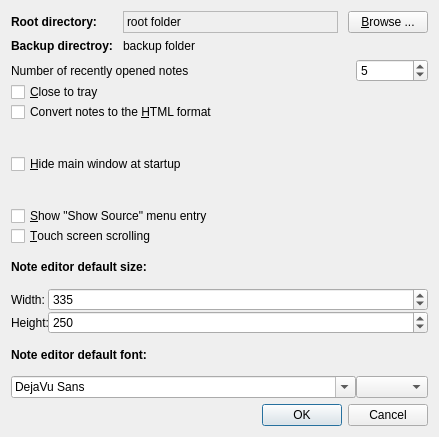
Above: src/ui/preferences.ui from hakaishi/nobleNote before the change. Below: the same form after it.
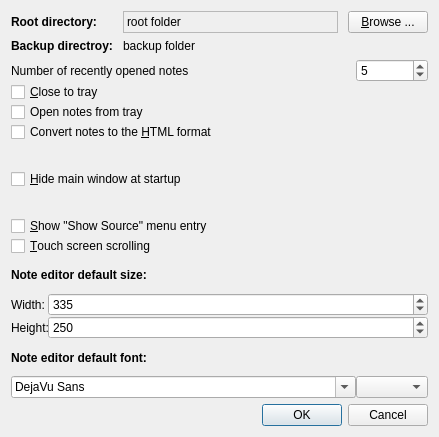
That is the form after the change. Icons and pictures are not drawn.

Commit message: added pref entry to enable open notes from tray

What changed in the file:
```diff
--- a/src/ui/preferences.ui
+++ b/src/ui/preferences.ui
@@ -52,53 +52,7 @@
    </item>
    <item row="3" column="0" colspan="3">
     <layout class="QGridLayout" name="gridLayout_2">
-     <item row="9" column="0">
-      <widget class="QLabel" name="label_5">
-       <property name="font">
-        <font>
-         <weight>75</weight>
-         <bold>true</bold>
-        </font>
-       </property>
-       <property name="text">
-        <string>Note editor default font:</string>
-       </property>
-      </widget>
-     </item>
-     <item row="10" column="0">
-      <widget class="QFontComboBox" name="fontComboBox">
-       <property name="currentFont">
-        <font>
-         <family>DejaVu Sans</family>
-         <pointsize>10</pointsize>
-        </font>
-       </property>
-      </widget>
-     </item>
-     <item row="7" column="0" colspan="2">
-      <widget class="QLabel" name="label_2">
-       <property name="font">
-        <font>
-         <weight>75</weight>
-         <bold>true</bold>
-        </font>
-       </property>
-       <property name="text">
-        <string>Note editor default size:</string>
-       </property>
-      </widget>
-     </item>
-     <item row="1" column="0" colspan="2">
-      <widget class="QCheckBox" name="dontQuit">
-       <property name="toolTip">
-        <string/>
-       </property>
-       <property name="text">
-        <string>&amp;Close to tray</string>
-       </property>
-      </widget>
-     </item>
-     <item row="8" column="0" colspan="2">
+     <item row="10" column="0" colspan="2">
       <layout class="QFormLayout" name="formLayout">
        <property name="sizeConstraint">
         <enum>QLayout::SetDefaultConstraint</enum>
@@ -145,7 +99,25 @@
        </item>
       </layout>
      </item>
-     <item row="2" column="0" colspan="2">
+     <item row="6" column="0" colspan="2">
+      <widget class="QCheckBox" name="showSource">
+       <property name="text">
+        <string>&amp;Show &quot;Show Source&quot; menu entry</string>
+       </property>
+      </widget>
+     </item>
+     <item row="4" column="0" rowspan="2" colspan="2">
+      <widget class="QCheckBox" name="silentStart">
+       <property name="toolTip">
+        <string>Do not show the main interface and notes on startup.
+(Minimized to tray icon)</string>
+       </property>
+       <property name="text">
+        <string>&amp;Hide main window at startup</string>
+       </property>
+      </widget>
+     </item>
+     <item row="3" column="0" colspan="2">
       <widget class="QCheckBox" name="convertNotes">
        <property name="toolTip">
         <string>Automatically convert non-HTML notes to the HTML format. If disabled, non-HTML notes are opened read only.</string>
@@ -155,23 +127,6 @@
        </property>
       </widget>
      </item>
-     <item row="0" column="0">
-      <widget class="QLabel" name="label_6">
-       <property name="text">
-        <string>Number of recently opened notes</string>
-       </property>
-      </widget>
-     </item>
-     <item row="10" column="1">
-      <widget class="QComboBox" name="fontSizeComboBox">
-       <property name="sizePolicy">
-        <sizepolicy hsizetype="Fixed" vsizetype="Fixed">
-         <horstretch>0</horstretch>
-         <verstretch>0</verstretch>
-        </sizepolicy>
-       </property>
-      </widget>
-     </item>
      <item row="0" column="1">
       <widget class="QSpinBox" name="recentSpin">
        <property name="maximum">
@@ -182,7 +137,27 @@
        </property>
       </widget>
      </item>
-     <item row="6" column="0" colspan="2">
+     <item row="1" column="0" colspan="2">
+      <widget class="QCheckBox" name="dontQuit">
+       <property name="toolTip">
+        <string/>
+       </property>
+       <property name="text">
+        <string>&amp;Close to tray</string>
+       </property>
+      </widget>
+     </item>
+     <item row="12" column="0">
+      <widget class="QFontComboBox" name="fontComboBox">
+       <property name="currentFont">
+        <font>
+         <family>DejaVu Sans</family>
+         <pointsize>10</pointsize>
+        </font>
+       </property>
+      </widget>
+     </item>
+     <item row="7" column="0" colspan="2">
       <widget class="QCheckBox" name="kineticScrolling">
        <property name="toolTip">
         <string notr="true">Enables drag to scroll</string>
@@ -192,21 +167,56 @@
        </property>
       </widget>
      </item>
-     <item row="3" column="0" rowspan="2" colspan="2">
-      <widget class="QCheckBox" name="silentStart">
+     <item row="12" column="1">
+      <widget class="QComboBox" name="fontSizeComboBox">
+       <property name="sizePolicy">
+        <sizepolicy hsizetype="Fixed" vsizetype="Fixed">
+         <horstretch>0</horstretch>
+         <verstretch>0</verstretch>
+        </sizepolicy>
+       </property>
+      </widget>
+     </item>
+     <item row="0" column="0">
+      <widget class="QLabel" name="label_6">
+       <property name="text">
+        <string>Number of recently opened notes</string>
+       </property>
+      </widget>
+     </item>
+     <item row="9" column="0" colspan="2">
+      <widget class="QLabel" name="label_2">
+       <property name="font">
+        <font>
+         <weight>75</weight>
+         <bold>true</bold>
+        </font>
+       </property>
+       <property name="text">
+        <string>Note editor default size:</string>
+       </property>
+      </widget>
+     </item>
+     <item row="11" column="0">
+      <widget class="QLabel" name="label_5">
+       <property name="font">
+        <font>
+         <weight>75</weight>
+         <bold>true</bold>
+        </font>
+       </property>
+       <property name="text">
+        <string>Note editor default font:</string>
+       </property>
+      </widget>
+     </item>
+     <item row="2" column="0">
+      <widget class="QCheckBox" name="openNotesFromTray">
        <property name="toolTip">
-        <string>Do not show the main interface and notes on startup.
-(Minimized to tray icon)</string>
+        <string>&lt;html&gt;&lt;head/&gt;&lt;body&gt;&lt;p&gt;Notes can be opened from the tray icon when the application is minimized to the system tray&lt;/p&gt;&lt;/body&gt;&lt;/html&gt;</string>
        </property>
        <property name="text">
-        <string>&amp;Hide main window at startup</string>
-       </property>
-      </widget>
-     </item>
-     <item row="5" column="0" colspan="2">
-      <widget class="QCheckBox" name="showSource">
-       <property name="text">
-        <string>&amp;Show &quot;Show Source&quot; menu entry</string>
+        <string>Open notes from tray</string>
        </property>
       </widget>
      </item>
```
The commit also changes 1 other file.
